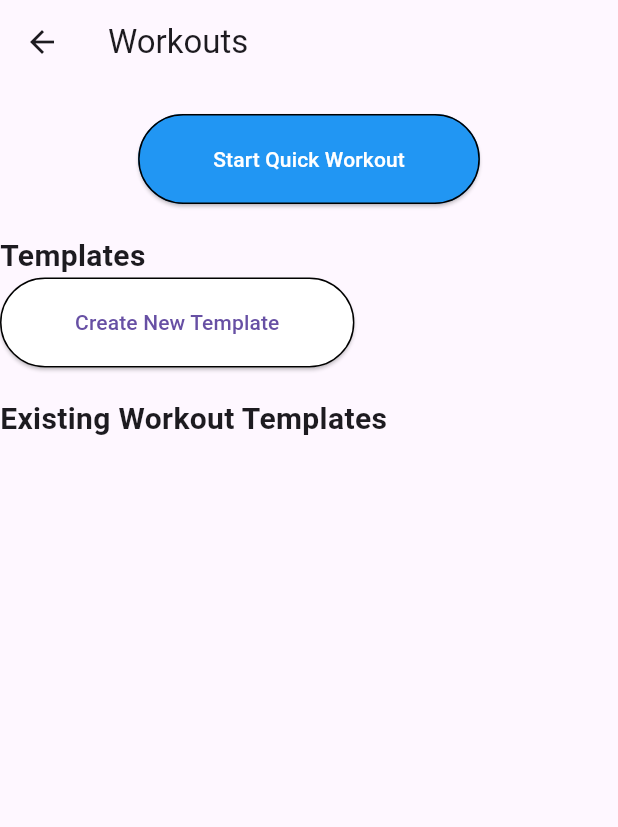
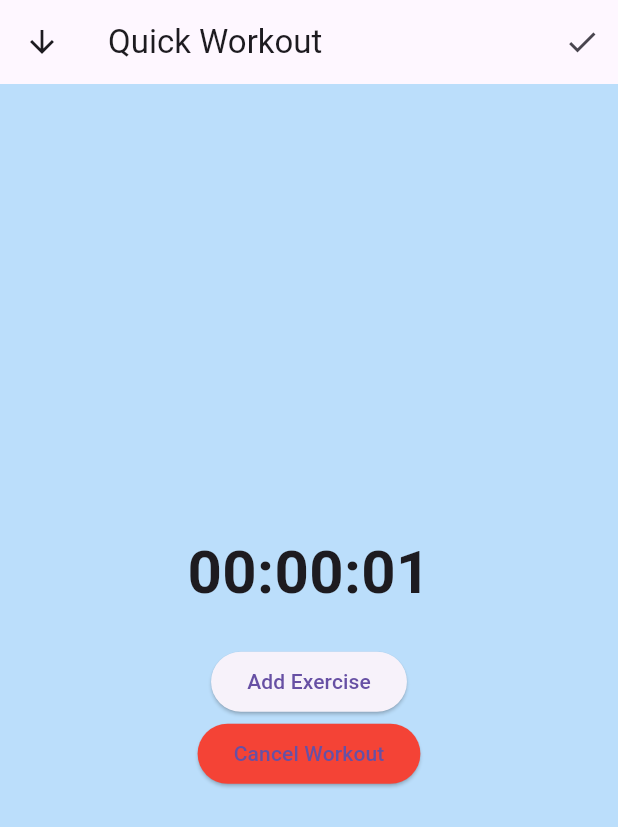
Before and after one commit to rextail90/HealthSync_V2, a Flutter app: the ExerciseTab screen opened directly, after a tap on "Start Quick Workout", on a phone screen of 412 x 824 dp. Shown: the top 827 px of the screen. Run offline on Flutter 3.47's test engine with Material 3 defaults, Android fonts, the light colour scheme and no system bars.

Commit message:
quick workout timer half implemented

```diff
--- a/lib/screens/exercise_tab.dart
+++ b/lib/screens/exercise_tab.dart
@@ -1,4 +1,5 @@
 import 'package:flutter/material.dart';
+import 'dart:async';
 
 class ExerciseTab extends StatelessWidget {
   const ExerciseTab({super.key});
@@ -15,7 +16,11 @@ class ExerciseTab extends StatelessWidget {
             Align(
               alignment: Alignment.topCenter,
               child: ElevatedButton(
-                onPressed: () {},
+                onPressed: () {
+                  Navigator.of(context).push(MaterialPageRoute(
+                    builder: (context) => const QuickWorkoutPage(),
+                  ));
+                },
                 style: ElevatedButton.styleFrom(
                   backgroundColor: Colors.blue,
                   padding: const EdgeInsets.symmetric(horizontal: 50, vertical: 20),
@@ -69,3 +74,93 @@ class ExerciseTab extends StatelessWidget {
       ),
     );
   }
+  class QuickWorkoutPage extends StatefulWidget {
+  const QuickWorkoutPage({super.key});
+
+  @override
+  State<QuickWorkoutPage> createState() => _QuickWorkoutPageState();
+}
+
+class _QuickWorkoutPageState extends State<QuickWorkoutPage> {
+  late Timer _timer;
+  Duration _duration = Duration.zero;
+
+  void _startTimer() {
+    _timer = Timer.periodic(const Duration(seconds: 1), (timer) {
+      setState(() {
+        _duration += const Duration(seconds: 1);
+      });
+    });
+  }
+
+  @override
+  void initState() {
+    super.initState();
+    _startTimer();
+  }
+
+  @override
+  void dispose() {
+    _timer.cancel();
+    super.dispose();
+  }
+
+  String _formatDuration(Duration duration) {
+    String twoDigits(int n) => n.toString().padLeft(2, '0');
+    final hours = twoDigits(duration.inHours);
+    final minutes = twoDigits(duration.inMinutes.remainder(60));
+    final seconds = twoDigits(duration.inSeconds.remainder(60));
+    return "$hours:$minutes:$seconds";
+  }
+
+  @override
+  Widget build(BuildContext context) {
+    return Scaffold(
+      appBar: AppBar(
+        title: const Text('Quick Workout'),
+        actions: [
+          IconButton(
+            icon: const Icon(Icons.check),
+            onPressed: () => Navigator.pop(context),
+            tooltip: 'Finish',
+          ),
+        ],
+        leading: IconButton(
+          icon: const Icon(Icons.arrow_downward),
+          onPressed: () {
+            Navigator.pop(context);
+            // Optionally, keep the timer running in the background if needed
+          },
+        ),
+      ),
+      body: Center(
+        child: Column(
+          mainAxisAlignment: MainAxisAlignment.center,
+          children: <Widget>[
+            Text(
+              _formatDuration(_duration),
+              style: const TextStyle(
+                fontSize: 40,
+                fontWeight: FontWeight.bold,
+              ),
+            ),
+            const SizedBox(height: 20),
+            ElevatedButton(
+              onPressed: () {},
+              child: const Text('Add Exercise'),
+            ),
+            ElevatedButton(
+              onPressed: () {
+                Navigator.pop(context); // Cancel workout
+              },
+              style: ElevatedButton.styleFrom(
+                backgroundColor: Colors.red,
+              ),
+              child: const Text('Cancel Workout'),
+            ),
+          ],
+        ),
+      ),
+    );
+  }
+}
```
Also changed, not shown: lib/main.dart (+8 -1 lines), lib/providers/timer_provider.dart (added, +30 -0 lines), lib/screens/quick_workout_page.dart (added, +94 -0 lines).
